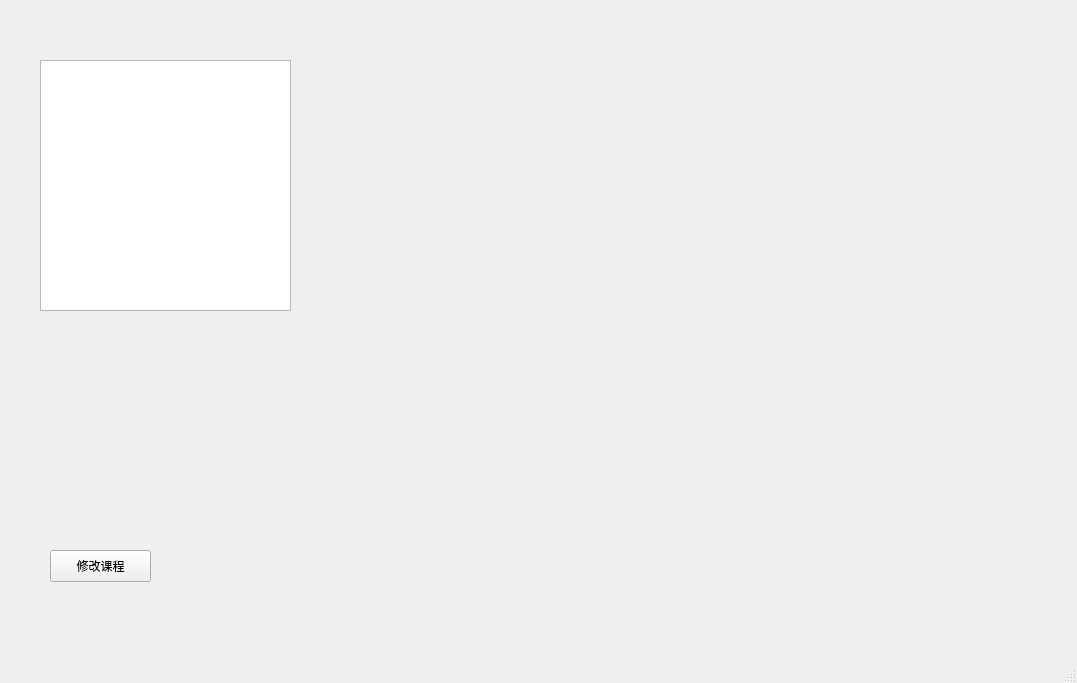
First picture: the form in MainProject2/mainwindow.ui, repository jiangruizhang/EasyElective, before the edit.
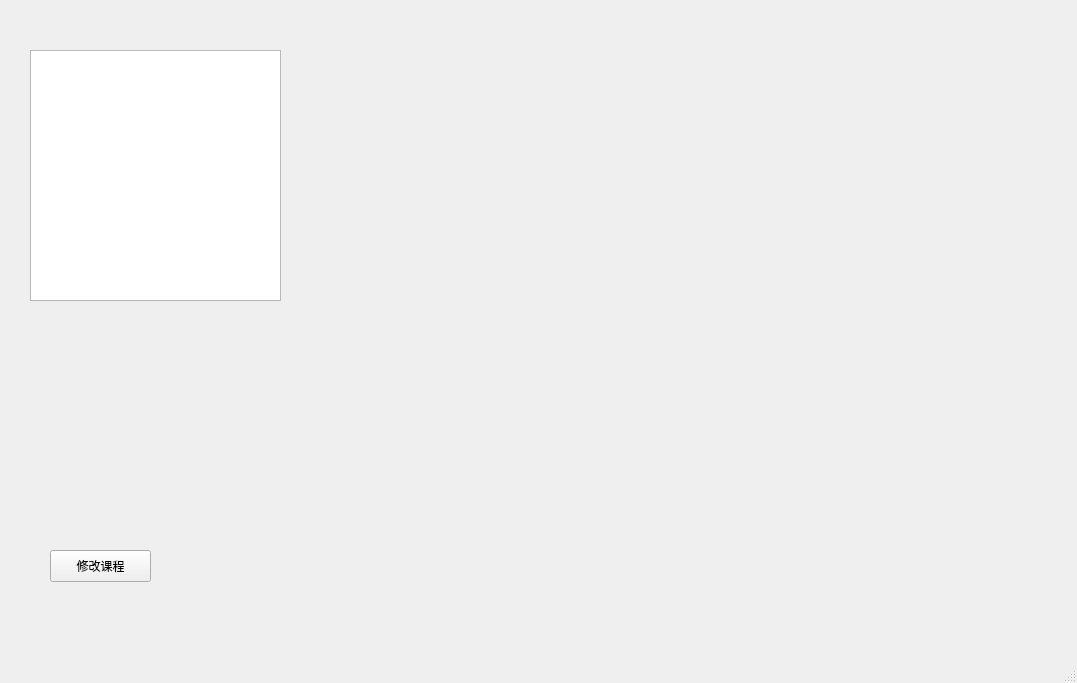
Second picture: the form after the edit.

What changed in the file:
```diff
--- a/MainProject2/mainwindow.ui
+++ b/MainProject2/mainwindow.ui
@@ -17,8 +17,8 @@
    <widget class="QListWidget" name="allCourses">
     <property name="geometry">
      <rect>
-      <x>40</x>
-      <y>60</y>
+      <x>30</x>
+      <y>50</y>
       <width>251</width>
       <height>251</height>
      </rect>
```
